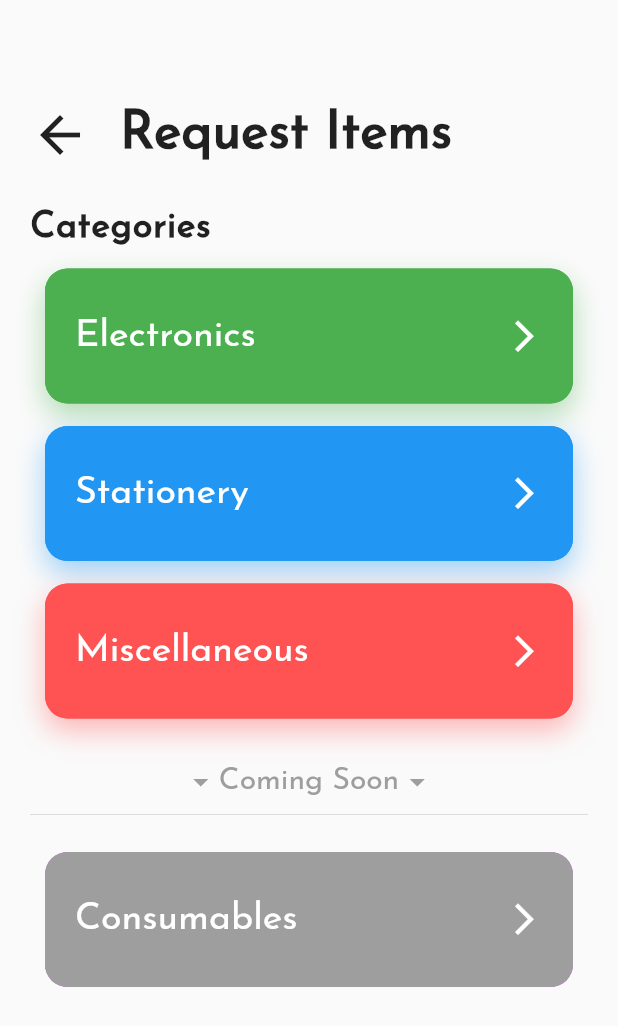
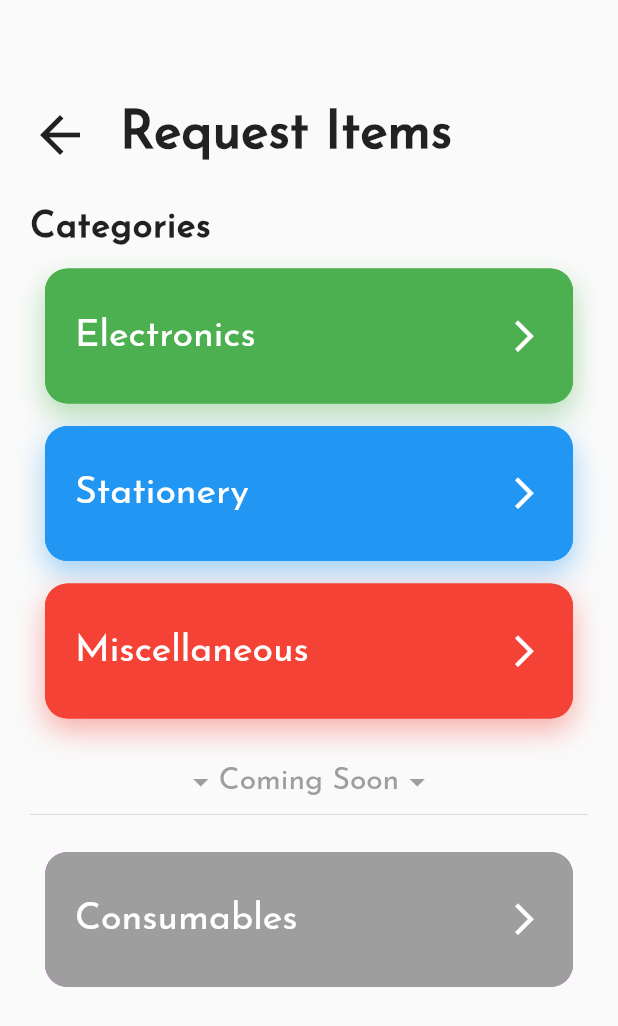
Before and after one commit to NamanShergill/favent, a Flutter app: the screen it shows after launch, after a tap on "Favors", after a tap on "Request Items", on a phone screen of 412 x 824 dp. Shown: the top 1026 px of the screen. Run offline on Flutter 3.47's test engine with Material 2 defaults, Android fonts, the phone set to English and light mode, and no system bars; our stand-ins replace bubble_bottom_bar.

Commit message:
Minor Color changes

```diff
--- a/lib/pages/dashboard.dart
+++ b/lib/pages/dashboard.dart
@@ -201,7 +201,7 @@ class _DashboardState extends State<Dashboard> {
                     children: <Widget>[
                       colorCard('Request Items', Icons.playlist_add, context, '/favorsreq', Colors.green),
                       colorCard('Inventory', Icons.playlist_add_check, context, '/favorsinv' , Colors.blue),
-                      colorCard('Previous Orders', Icons.playlist_play, context, '/login' , Colors.redAccent),
+                      colorCard('Previous Orders', Icons.playlist_play, context, '/login' , Colors.red),
                     ],
                   ),
                 ),
@@ -234,7 +234,7 @@ class _DashboardState extends State<Dashboard> {
               children: <Widget>[
                 colorCarddisabled('Browse', Icons.build, context, '' , Colors.green),
                 colorCarddisabled('Add', Icons.add_box, context, '' , Colors.blue),
-                colorCarddisabled('Previous Orders', Icons.playlist_play, context, '' , Colors.redAccent)
+                colorCarddisabled('Previous Orders', Icons.playlist_play, context, '' , Colors.red)
               ],
             ),
           ),
@@ -259,7 +259,7 @@ class _DashboardState extends State<Dashboard> {
                     children: <Widget>[
                       colorCarddisabled('Buy', Icons.attach_money, context, '', Colors.green),
                       colorCarddisabled('Sell', Icons.money_off, context, '', Colors.blue),
-                      colorCarddisabled('Previous Orders', Icons.playlist_play, context, '', Colors.redAccent),
+                      colorCarddisabled('Previous Orders', Icons.playlist_play, context, '', Colors.red),
                     ],
                   ),
                 ),
--- a/lib/pages/favors/reqCategories.dart
+++ b/lib/pages/favors/reqCategories.dart
@@ -82,7 +82,7 @@ class _reqCategoriesState extends State<reqCategories> {
               Row(
                 mainAxisAlignment: MainAxisAlignment.center,
                 children: <Widget>[
-                  colorCard('Miscellaneous', '', context, Colors.redAccent)
+                  colorCard('Miscellaneous', '', context, Colors.red)
                 ],
               ),
               SizedBox(
@@ -193,7 +193,7 @@ class _inventoryState extends State<inventory> {
               Row(
                 mainAxisAlignment: MainAxisAlignment.center,
                 children: <Widget>[
-                  colorCard('Miscellaneous', '', context, Colors.redAccent)
+                  colorCard('Miscellaneous', '', context, Colors.red)
                 ],
               ),
               SizedBox(
--- a/lib/pages/profile.dart
+++ b/lib/pages/profile.dart
@@ -15,7 +15,8 @@ class ProfilePage extends StatelessWidget {
         top: 70,
       ),
       children: <Widget>[
-        Row(
+        Container(
+          child: Row(
             mainAxisAlignment: MainAxisAlignment.start,
             crossAxisAlignment: CrossAxisAlignment.center,
             children: <Widget>[
@@ -51,6 +52,7 @@ class ProfilePage extends StatelessWidget {
                 ),
               )
             ],
+          ),
         ),
         SizedBox(
           height: 30,
@@ -94,7 +96,7 @@ class ProfilePage extends StatelessWidget {
         Row(
           mainAxisAlignment: MainAxisAlignment.center,
           children: <Widget>[
-            colorCard('Phone Number', '7733088115', context, Colors.purpleAccent)
+            colorCard('Phone Number', '7733088115', context, Colors.purple)
           ],
         ),
         SizedBox(
```
Lines whose indentation alone changed are shown as unchanged.
